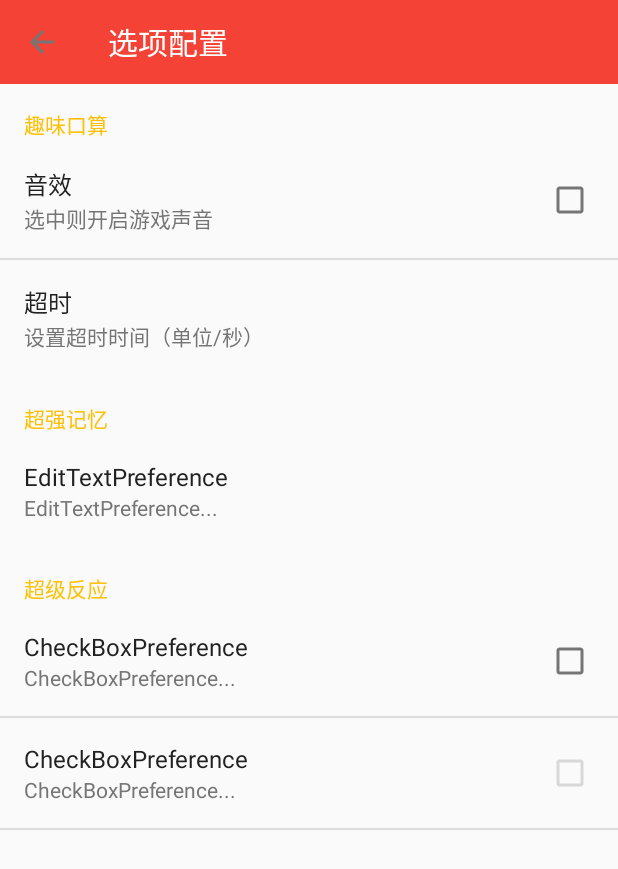
After one commit to chenkezhao/Thought, an Android app: the SettingActivity screen opened directly, with no data from a screen before it, on a phone screen of 412 x 824 dp. The commit adds this screen. Shown: the top 869 px of the screen. Run offline under Robolectric (Android 15) with nearby library versions, the phone set to English and light mode, and no system bars.

Commit message:
PreferenceActivity使用

```diff
--- a/app/src/main/java/com/ckz/thought/app/ArithmeticActivity.java
+++ b/app/src/main/java/com/ckz/thought/app/ArithmeticActivity.java
@@ -14,6 +14,7 @@ import android.widget.Toast;
 import com.ckz.thought.R;
 import com.ckz.thought.utils.BitmapUtils;
 import com.ckz.thought.utils.MusicUtils;
+import com.ckz.thought.utils.PreferenceUtils;
 import com.facebook.drawee.backends.pipeline.Fresco;
 import com.facebook.drawee.view.SimpleDraweeView;
 
@@ -79,7 +80,7 @@ public class ArithmeticActivity extends BaseActivity{
     private int count = 0;//操作次数
     private TextView app_go_score;//获取分数记录控件
     private TextView app_go_count;//获取操作次数控件
-    private int setTimeOut = 5;//设置超时时间，单位秒(S)
+    private int setTimeOut = 0;//设置超时时间，单位秒(S)
     private int timeOut = 0;
     private TextView app_go_timeOut;//获取超时显示控件
     //提醒任务
@@ -308,6 +309,7 @@ public class ArithmeticActivity extends BaseActivity{
         super.onCreate(savedInstanceState);
         setContentView(R.layout.activity_arithmetic);
 
+        timeOut = PreferenceUtils.getInstance().getArithmeticTimeout();
         res = getResources();
         //activity创建背景音效
         //gameBackMusic();
--- /dev/null
+++ b/app/src/main/java/com/ckz/thought/app/SettingActivity.java
@@ -0,0 +1,49 @@
+package com.ckz.thought.app;
+
+import android.os.Bundle;
+import android.preference.PreferenceActivity;
+import android.support.v7.widget.Toolbar;
+import android.view.LayoutInflater;
+import android.view.MenuItem;
+import android.view.View;
+import android.widget.LinearLayout;
+
+import com.ckz.thought.R;
+
+/**
+ *
+ * Created by Administrator on 2017/2/7.
+ */
+
+public class SettingActivity extends PreferenceActivity {
+	@Override
+	protected void onCreate(Bundle savedInstanceState) {
+		super.onCreate(savedInstanceState);
+		LinearLayout root = (LinearLayout)findViewById(android.R.id.list).getParent().getParent().getParent();
+		Toolbar bar = (Toolbar) LayoutInflater.from(this).inflate(R.layout.settings_toolbar, root, false);
+		root.addView(bar, 0); // insert at top
+		bar.setNavigationOnClickListener(new View.OnClickListener() {
+			@Override
+			public void onClick(View v) {
+				finish();
+			}
+		});
+//		ActionBar actionBar = getActionBar();
+//		actionBar.setDisplayHomeAsUpEnabled(true);
+//		setTitle("服务器设置");
+		addPreferencesFromResource(R.xml.setting_preference);
+	}
+
+
+
+	@Override
+	public boolean onOptionsItemSelected(MenuItem item) {
+		switch (item.getItemId()) {
+			case android.R.id.home:
+				finish();
+				return true;
+			default:
+				return super.onOptionsItemSelected(item);
+		}
+	}
+}
--- a/app/src/main/java/com/ckz/thought/utils/MusicUtils.java
+++ b/app/src/main/java/com/ckz/thought/utils/MusicUtils.java
@@ -27,6 +27,9 @@ public class MusicUtils {
      */
     public void doStart(Context context,Integer resid,boolean isLoop){
         try {
+            if(!PreferenceUtils.getInstance().isPlayArithmeticMusic()){
+                return;
+            }
             //初始化音频资源
             doStop();
             mediaPlayer = MediaPlayer.create(context,resid);
--- /dev/null
+++ b/app/src/main/res/layout/settings_toolbar.xml
@@ -0,0 +1,14 @@
+<?xml version="1.0" encoding="utf-8"?>
+<android.support.v7.widget.Toolbar
+    xmlns:android="http://schemas.android.com/apk/res/android"
+    xmlns:app="http://schemas.android.com/apk/res-auto"
+    android:id="@+id/toolbar"
+    android:layout_width="match_parent"
+    android:layout_height="wrap_content"
+    android:minHeight="?attr/actionBarSize"
+    android:background="?attr/colorPrimary"
+    app:navigationIcon="?attr/homeAsUpIndicator"
+    app:navigationContentDescription="@string/abc_action_bar_up_description"
+    app:titleTextColor="@color/colorTextInPrimaryDark"
+    app:subtitleTextColor="@color/colorTextInPrimaryDark"
+    app:title="选项配置"/>
--- /dev/null
+++ b/app/src/main/res/xml/setting_preference.xml
@@ -0,0 +1,50 @@
+<?xml version="1.0" encoding="utf-8"?>
+<PreferenceScreen xmlns:android="http://schemas.android.com/apk/res/android">
+
+    <PreferenceCategory android:title="趣味口算">
+        <CheckBoxPreference
+            android:key="cb_arithmetic_music"
+            android:title="音效"
+            android:checked="true"
+            android:summary="选中则开启游戏声音"/>
+
+        <EditTextPreference
+            android:dialogTitle="设置超时时间（单位/秒）"
+            android:negativeButtonText="返回"
+            android:positiveButtonText="确定"
+            android:key="et_arithmetic_timeout"
+            android:title="超时"
+            android:summary="设置超时时间（单位/秒）"
+            android:inputType="number"
+            android:defaultValue="5"/>
+
+    </PreferenceCategory>
+
+    <PreferenceCategory android:title="超强记忆">
+
+        <EditTextPreference
+            android:dialogTitle="EditTextPreference...dialogTitle"
+            android:key="edittext_preference"
+            android:summary="EditTextPreference..."
+            android:title="EditTextPreference" />
+
+    </PreferenceCategory>
+
+    <PreferenceCategory android:title="超级反应">
+
+        <CheckBoxPreference
+            android:key="parent_checkbox_preference"
+            android:summary="CheckBoxPreference..."
+            android:title="CheckBoxPreference" />
+
+        <!-- The visual style of a child is defined by this styled theme attribute. -->
+        <CheckBoxPreference
+            android:dependency="parent_checkbox_preference"
+            android:key="child_checkbox_preference"
+            android:layout="?android:attr/preferenceLayoutChild"
+            android:summary="CheckBoxPreference..."
+            android:title="CheckBoxPreference" />
+
+    </PreferenceCategory>
+
+</PreferenceScreen>
```
Also changed, not shown: app/src/main/AndroidManifest.xml (+1 -9 lines), app/src/main/java/com/ckz/thought/app/MainActivity.java (+24 -0 lines), app/src/main/java/com/ckz/thought/utils/PreferenceUtils.java (added, +48 -0 lines), app/src/main/res/menu/menu_main.xml (added, +12 -0 lines).
